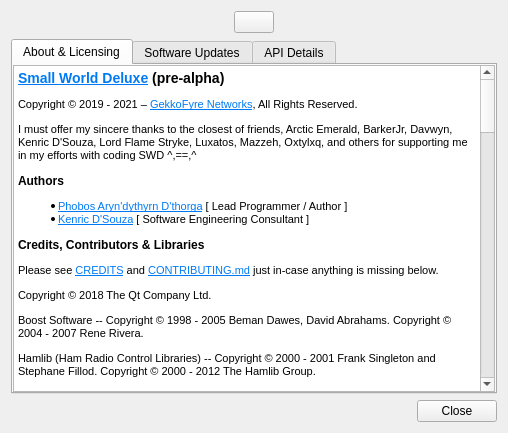
The window that src/ui/aboutdialog.ui (GekkoFyre/small-world-deluxe) describes before a commit, drawn with Qt 5.
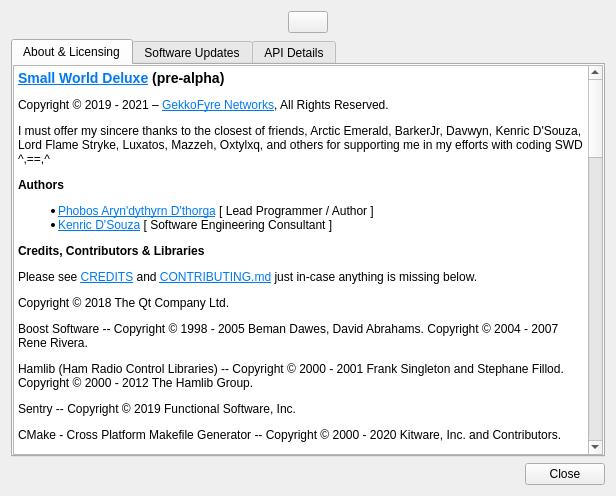
The same window after the commit.

Commit message: * Added Sonnet from the team over at KDE Project as a replacement for QtSpell, along with any fixes in the C++ code-base for Small World Deluxe to make this happen.

What changed in the file:
```diff
--- a/src/ui/aboutdialog.ui
+++ b/src/ui/aboutdialog.ui
@@ -6,8 +6,8 @@
    <rect>
     <x>0</x>
     <y>0</y>
-    <width>508</width>
-    <height>433</height>
+    <width>616</width>
+    <height>496</height>
    </rect>
   </property>
   <property name="sizePolicy">
@@ -163,65 +163,64 @@
                </property>
                <property name="html">
                 <string>&lt;!DOCTYPE HTML PUBLIC &quot;-//W3C//DTD HTML 4.0//EN&quot; &quot;http://www.w3.org/TR/REC-html40/strict.dtd&quot;&gt;
-&lt;html&gt;&lt;head&gt;&lt;meta name=&quot;qrichtext&quot; content=&quot;1&quot; /&gt;&lt;title&gt;About&lt;/title&gt;&lt;style type=&quot;text/css&quot;&gt;
+&lt;html&gt;&lt;head&gt;&lt;meta name=&quot;qrichtext&quot; content=&quot;1&quot; /&gt;&lt;meta charset=&quot;utf-8&quot; /&gt;&lt;title&gt;About&lt;/title&gt;&lt;style type=&quot;text/css&quot;&gt;
 p, li { white-space: pre-wrap; }
-&lt;/style&gt;&lt;/head&gt;&lt;body style=&quot; font-family:'MS Shell Dlg 2'; font-size:7.875pt; font-weight:400; font-style:normal;&quot;&gt;
-&lt;h3 style=&quot; margin-top:14px; margin-bottom:12px; margin-left:0px; margin-right:0px; -qt-block-indent:0; text-indent:0px;&quot;&gt;&lt;a name=&quot;small-world-deluxe-pre-alpha&quot;&gt;&lt;/a&gt;&lt;a href=&quot;https://git.gekkofyre.io/amateur-radio/small-world-deluxe/&quot;&gt;&lt;span style=&quot; font-size:8pt; font-weight:600; text-decoration: underline; color:#007af4;&quot;&gt;S&lt;/span&gt;&lt;/a&gt;&lt;span style=&quot; font-size:8pt; font-weight:600; text-decoration: underline; color:#007af4;&quot;&gt;mall World Deluxe&lt;/span&gt;&lt;span style=&quot; font-size:8pt; font-weight:600;&quot;&gt; (pre-alpha)&lt;/span&gt;&lt;/h3&gt;
-&lt;p style=&quot; margin-top:12px; margin-bottom:12px; margin-left:0px; margin-right:0px; -qt-block-indent:0; text-indent:0px;&quot;&gt;&lt;span style=&quot; font-size:8pt;&quot;&gt;Copyright © 2019 - 2021 – &lt;/span&gt;&lt;a href=&quot;https://gekkofyre.io/&quot;&gt;&lt;span style=&quot; font-size:8pt; text-decoration: underline; color:#007af4;&quot;&gt;GekkoFyre Networks&lt;/span&gt;&lt;/a&gt;&lt;span style=&quot; font-size:8pt;&quot;&gt;, All Rights Reserved.&lt;/span&gt;&lt;/p&gt;
-&lt;p style=&quot; margin-top:12px; margin-bottom:12px; margin-left:0px; margin-right:0px; -qt-block-indent:0; text-indent:0px;&quot;&gt;&lt;span style=&quot; font-size:8pt;&quot;&gt;I must offer my sincere thanks to the closest of friends, Arctic Emerald, BarkerJr, Davwyn, Kenric D'Souza, Lord Flame Stryke, Luxatos, Mazzeh, Oxtylxq, and others for supporting me in my efforts with coding SWD ^,==,^&lt;/span&gt;&lt;/p&gt;
-&lt;h4 style=&quot; margin-top:12px; margin-bottom:12px; margin-left:0px; margin-right:0px; -qt-block-indent:0; text-indent:0px;&quot;&gt;&lt;a name=&quot;authors&quot;&gt;&lt;/a&gt;&lt;span style=&quot; font-size:8pt; font-weight:600;&quot;&gt;A&lt;/span&gt;&lt;span style=&quot; font-size:8pt; font-weight:600;&quot;&gt;uthors&lt;/span&gt;&lt;/h4&gt;
-&lt;ul style=&quot;margin-top: 0px; margin-bottom: 0px; margin-left: 0px; margin-right: 0px; -qt-list-indent: 1;&quot;&gt;&lt;li style=&quot; font-size:8pt;&quot; style=&quot; margin-top:12px; margin-bottom:0px; margin-left:0px; margin-right:0px; -qt-block-indent:0; text-indent:0px;&quot;&gt;&lt;a href=&quot;https://code.gekkofyre.io/phobos-dthorga&quot;&gt;&lt;span style=&quot; text-decoration: underline; color:#007af4;&quot;&gt;Phobos Aryn'dythyrn D'thorga&lt;/span&gt;&lt;/a&gt; [ Lead Programmer / Author ]&lt;/li&gt;
-&lt;li style=&quot; font-size:8pt;&quot; style=&quot; margin-top:0px; margin-bottom:12px; margin-left:0px; margin-right:0px; -qt-block-indent:0; text-indent:0px;&quot;&gt;&lt;a href=&quot;https://code.gekkofyre.io/azurebyte&quot;&gt;&lt;span style=&quot; text-decoration: underline; color:#007af4;&quot;&gt;Kenric D'Souza&lt;/span&gt;&lt;/a&gt; [ Software Engineering Consultant ] &lt;/li&gt;&lt;/ul&gt;
-&lt;h4 style=&quot; margin-top:12px; margin-bottom:12px; margin-left:0px; margin-right:0px; -qt-block-indent:0; text-indent:0px;&quot;&gt;&lt;a name=&quot;credits-contributors--libraries&quot;&gt;&lt;/a&gt;&lt;span style=&quot; font-size:8pt; font-weight:600;&quot;&gt;C&lt;/span&gt;&lt;span style=&quot; font-size:8pt; font-weight:600;&quot;&gt;redits, Contributors &amp;amp; Libraries&lt;/span&gt;&lt;/h4&gt;
-&lt;p style=&quot; margin-top:12px; margin-bottom:12px; margin-left:0px; margin-right:0px; -qt-block-indent:0; text-indent:0px;&quot;&gt;&lt;span style=&quot; font-size:8pt;&quot;&gt;Please see &lt;/span&gt;&lt;a href=&quot;https://code.gekkofyre.io/amateur-radio/small-world-deluxe/-/blob/develop/CREDITS&quot;&gt;&lt;span style=&quot; font-size:8pt; text-decoration: underline; color:#007af4;&quot;&gt;CREDITS&lt;/span&gt;&lt;/a&gt;&lt;span style=&quot; font-size:8pt;&quot;&gt; and &lt;/span&gt;&lt;a href=&quot;https://code.gekkofyre.io/amateur-radio/small-world-deluxe/-/blob/develop/CONTRIBUTING.md&quot;&gt;&lt;span style=&quot; font-size:8pt; text-decoration: underline; color:#007af4;&quot;&gt;CONTRIBUTING.md&lt;/span&gt;&lt;/a&gt;&lt;span style=&quot; font-size:8pt;&quot;&gt; just in-case anything is missing below.&lt;/span&gt;&lt;/p&gt;
-&lt;p style=&quot; margin-top:12px; margin-bottom:12px; margin-left:0px; margin-right:0px; -qt-block-indent:0; text-indent:0px;&quot;&gt;&lt;span style=&quot; font-family:'Courier New'; font-size:8pt;&quot;&gt;Copyright © 2018 The Qt Company Ltd.&lt;/span&gt;&lt;/p&gt;
-&lt;p style=&quot; margin-top:12px; margin-bottom:12px; margin-left:0px; margin-right:0px; -qt-block-indent:0; text-indent:0px;&quot;&gt;&lt;span style=&quot; font-family:'Courier New'; font-size:8pt;&quot;&gt;Boost Software -- Copyright © 1998 - 2005 Beman Dawes, David Abrahams. Copyright © 2004 - 2007 Rene Rivera.&lt;/span&gt;&lt;/p&gt;
-&lt;p style=&quot; margin-top:12px; margin-bottom:12px; margin-left:0px; margin-right:0px; -qt-block-indent:0; text-indent:0px;&quot;&gt;&lt;span style=&quot; font-family:'Courier New'; font-size:8pt;&quot;&gt;Hamlib (Ham Radio Control Libraries) -- Copyright © 2000 - 2001 Frank Singleton and Stephane Fillod. Copyright © 2000 - 2012 The Hamlib Group.&lt;/span&gt;&lt;/p&gt;
-&lt;p style=&quot; margin-top:12px; margin-bottom:12px; margin-left:0px; margin-right:0px; -qt-block-indent:0; text-indent:0px;&quot;&gt;&lt;span style=&quot; font-family:'Courier New'; font-size:8pt;&quot;&gt;Sentry -- Copyright © 2019 Functional Software, Inc.&lt;/span&gt;&lt;/p&gt;
-&lt;p style=&quot; margin-top:12px; margin-bottom:12px; margin-left:0px; margin-right:0px; -qt-block-indent:0; text-indent:0px;&quot;&gt;&lt;span style=&quot; font-family:'Courier New'; font-size:8pt;&quot;&gt;CMake - Cross Platform Makefile Generator -- Copyright © 2000 - 2020 Kitware, Inc. and Contributors.&lt;/span&gt;&lt;/p&gt;
-&lt;p style=&quot; margin-top:12px; margin-bottom:12px; margin-left:0px; margin-right:0px; -qt-block-indent:0; text-indent:0px;&quot;&gt;&lt;span style=&quot; font-family:'Courier New'; font-size:8pt;&quot;&gt;QXmpp - Copyright © 2008 - 2020 The QXmpp Developers.&lt;/span&gt;&lt;/p&gt;
-&lt;p style=&quot; margin-top:12px; margin-bottom:12px; margin-left:0px; margin-right:0px; -qt-block-indent:0; text-indent:0px;&quot;&gt;&lt;span style=&quot; font-family:'Courier New'; font-size:8pt;&quot;&gt;FFmpeg - Copyright © 2021 Michael Niedermayer and Marton Balint et al.&lt;/span&gt;&lt;/p&gt;
-&lt;p style=&quot; margin-top:12px; margin-bottom:12px; margin-left:0px; margin-right:0px; -qt-block-indent:0; text-indent:0px;&quot;&gt;&lt;span style=&quot; font-family:'Courier New'; font-size:8pt;&quot;&gt;TagLib - Copyright © 2021 Scott Wheeler.&lt;/span&gt;&lt;/p&gt;
-&lt;p style=&quot; margin-top:12px; margin-bottom:12px; margin-left:0px; margin-right:0px; -qt-block-indent:0; text-indent:0px;&quot;&gt;&lt;span style=&quot; font-family:'Courier New'; font-size:8pt;&quot;&gt;SingleApplication -- Copyright © 2015 - 2020 Itay Grudev.&lt;/span&gt;&lt;/p&gt;
-&lt;p style=&quot; margin-top:12px; margin-bottom:12px; margin-left:0px; margin-right:0px; -qt-block-indent:0; text-indent:0px;&quot;&gt;&lt;span style=&quot; font-family:'Courier New'; font-size:8pt;&quot;&gt;KissFFT -- Copyright © 2003 - 2010 Mark Borgerding . All rights reserved.&lt;/span&gt;&lt;/p&gt;
-&lt;p style=&quot; margin-top:12px; margin-bottom:12px; margin-left:0px; margin-right:0px; -qt-block-indent:0; text-indent:0px;&quot;&gt;&lt;span style=&quot; font-family:'Courier New'; font-size:8pt;&quot;&gt;Enchant -- Copyright © 1998 - 2020 AbiSource Community. All rights reserved.&lt;/span&gt;&lt;/p&gt;
-&lt;p style=&quot; margin-top:12px; margin-bottom:12px; margin-left:0px; margin-right:0px; -qt-block-indent:0; text-indent:0px;&quot;&gt;&lt;span style=&quot; font-family:'Courier New'; font-size:8pt;&quot;&gt;QwtWaterfallplot -- Copyright © 2019 Amine Mzoughi.&lt;/span&gt;&lt;/p&gt;
+&lt;/style&gt;&lt;/head&gt;&lt;body style=&quot; font-family:'Segoe UI'; font-size:9pt; font-weight:400; font-style:normal;&quot;&gt;
+&lt;h3 style=&quot; margin-top:14px; margin-bottom:12px; margin-left:0px; margin-right:0px; -qt-block-indent:0; text-indent:0px;&quot;&gt;&lt;a name=&quot;small-world-deluxe-pre-alpha&quot;&gt;&lt;/a&gt;&lt;a href=&quot;https://git.gekkofyre.io/amateur-radio/small-world-deluxe/&quot;&gt;&lt;span style=&quot; font-size:large; font-weight:700; text-decoration: underline; color:#007af4;&quot;&gt;S&lt;/span&gt;&lt;/a&gt;&lt;span style=&quot; font-size:large; font-weight:700; text-decoration: underline; color:#007af4;&quot;&gt;mall World Deluxe&lt;/span&gt;&lt;span style=&quot; font-size:large; font-weight:700;&quot;&gt; (pre-alpha)&lt;/span&gt;&lt;/h3&gt;
+&lt;p style=&quot; margin-top:12px; margin-bottom:12px; margin-left:0px; margin-right:0px; -qt-block-indent:0; text-indent:0px;&quot;&gt;Copyright © 2019 - 2021 – &lt;a href=&quot;https://gekkofyre.io/&quot;&gt;&lt;span style=&quot; text-decoration: underline; color:#007af4;&quot;&gt;GekkoFyre Networks&lt;/span&gt;&lt;/a&gt;, All Rights Reserved.&lt;/p&gt;
+&lt;p style=&quot; margin-top:12px; margin-bottom:12px; margin-left:0px; margin-right:0px; -qt-block-indent:0; text-indent:0px;&quot;&gt;I must offer my sincere thanks to the closest of friends, Arctic Emerald, BarkerJr, Davwyn, Kenric D'Souza, Lord Flame Stryke, Luxatos, Mazzeh, Oxtylxq, and others for supporting me in my efforts with coding SWD ^,==,^&lt;/p&gt;
+&lt;h4 style=&quot; margin-top:12px; margin-bottom:12px; margin-left:0px; margin-right:0px; -qt-block-indent:0; text-indent:0px;&quot;&gt;&lt;a name=&quot;authors&quot;&gt;&lt;/a&gt;&lt;span style=&quot; font-size:medium; font-weight:700;&quot;&gt;A&lt;/span&gt;&lt;span style=&quot; font-size:medium; font-weight:700;&quot;&gt;uthors&lt;/span&gt;&lt;/h4&gt;
+&lt;ul style=&quot;margin-top: 0px; margin-bottom: 0px; margin-left: 0px; margin-right: 0px; -qt-list-indent: 1;&quot;&gt;&lt;li style=&quot; margin-top:12px; margin-bottom:0px; margin-left:0px; margin-right:0px; -qt-block-indent:0; text-indent:0px;&quot;&gt;&lt;a href=&quot;https://code.gekkofyre.io/phobos-dthorga&quot;&gt;&lt;span style=&quot; text-decoration: underline; color:#007af4;&quot;&gt;Phobos Aryn'dythyrn D'thorga&lt;/span&gt;&lt;/a&gt; [ Lead Programmer / Author ]&lt;/li&gt;
+&lt;li style=&quot; margin-top:0px; margin-bottom:12px; margin-left:0px; margin-right:0px; -qt-block-indent:0; text-indent:0px;&quot;&gt;&lt;a href=&quot;https://code.gekkofyre.io/azurebyte&quot;&gt;&lt;span style=&quot; text-decoration: underline; color:#007af4;&quot;&gt;Kenric D'Souza&lt;/span&gt;&lt;/a&gt; [ Software Engineering Consultant ] &lt;/li&gt;&lt;/ul&gt;
+&lt;h4 style=&quot; margin-top:12px; margin-bottom:12px; margin-left:0px; margin-right:0px; -qt-block-indent:0; text-indent:0px;&quot;&gt;&lt;a name=&quot;credits-contributors--libraries&quot;&gt;&lt;/a&gt;&lt;span style=&quot; font-size:medium; font-weight:700;&quot;&gt;C&lt;/span&gt;&lt;span style=&quot; font-size:medium; font-weight:700;&quot;&gt;redits, Contributors &amp;amp; Libraries&lt;/span&gt;&lt;/h4&gt;
+&lt;p style=&quot; margin-top:12px; margin-bottom:12px; margin-left:0px; margin-right:0px; -qt-block-indent:0; text-indent:0px;&quot;&gt;Please see &lt;a href=&quot;https://code.gekkofyre.io/amateur-radio/small-world-deluxe/-/blob/develop/CREDITS&quot;&gt;&lt;span style=&quot; text-decoration: underline; color:#007af4;&quot;&gt;CREDITS&lt;/span&gt;&lt;/a&gt; and &lt;a href=&quot;https://code.gekkofyre.io/amateur-radio/small-world-deluxe/-/blob/develop/CONTRIBUTING.md&quot;&gt;&lt;span style=&quot; text-decoration: underline; color:#007af4;&quot;&gt;CONTRIBUTING.md&lt;/span&gt;&lt;/a&gt; just in-case anything is missing below.&lt;/p&gt;
+&lt;p style=&quot; margin-top:12px; margin-bottom:12px; margin-left:0px; margin-right:0px; -qt-block-indent:0; text-indent:0px;&quot;&gt;&lt;span style=&quot; font-family:'Courier New';&quot;&gt;Copyright © 2018 The Qt Company Ltd.&lt;/span&gt;&lt;/p&gt;
+&lt;p style=&quot; margin-top:12px; margin-bottom:12px; margin-left:0px; margin-right:0px; -qt-block-indent:0; text-indent:0px;&quot;&gt;&lt;span style=&quot; font-family:'Courier New';&quot;&gt;Boost Software -- Copyright © 1998 - 2005 Beman Dawes, David Abrahams. Copyright © 2004 - 2007 Rene Rivera.&lt;/span&gt;&lt;/p&gt;
+&lt;p style=&quot; margin-top:12px; margin-bottom:12px; margin-left:0px; margin-right:0px; -qt-block-indent:0; text-indent:0px;&quot;&gt;&lt;span style=&quot; font-family:'Courier New';&quot;&gt;Hamlib (Ham Radio Control Libraries) -- Copyright © 2000 - 2001 Frank Singleton and Stephane Fillod. Copyright © 2000 - 2012 The Hamlib Group.&lt;/span&gt;&lt;/p&gt;
+&lt;p style=&quot; margin-top:12px; margin-bottom:12px; margin-left:0px; margin-right:0px; -qt-block-indent:0; text-indent:0px;&quot;&gt;&lt;span style=&quot; font-family:'Courier New';&quot;&gt;Sentry -- Copyright © 2019 Functional Software, Inc.&lt;/span&gt;&lt;/p&gt;
+&lt;p style=&quot; margin-top:12px; margin-bottom:12px; margin-left:0px; margin-right:0px; -qt-block-indent:0; text-indent:0px;&quot;&gt;&lt;span style=&quot; font-family:'Courier New';&quot;&gt;CMake - Cross Platform Makefile Generator -- Copyright © 2000 - 2020 Kitware, Inc. and Contributors.&lt;/span&gt;&lt;/p&gt;
+&lt;p style=&quot; margin-top:12px; margin-bottom:12px; margin-left:0px; margin-right:0px; -qt-block-indent:0; text-indent:0px;&quot;&gt;&lt;span style=&quot; font-family:'Courier New';&quot;&gt;QXmpp - Copyright © 2008 - 2020 The QXmpp Developers.&lt;/span&gt;&lt;/p&gt;
+&lt;p style=&quot; margin-top:12px; margin-bottom:12px; margin-left:0px; margin-right:0px; -qt-block-indent:0; text-indent:0px;&quot;&gt;&lt;span style=&quot; font-family:'Courier New';&quot;&gt;FFmpeg - Copyright © 2021 Michael Niedermayer and Marton Balint et al.&lt;/span&gt;&lt;/p&gt;
+&lt;p style=&quot; margin-top:12px; margin-bottom:12px; margin-left:0px; margin-right:0px; -qt-block-indent:0; text-indent:0px;&quot;&gt;&lt;span style=&quot; font-family:'Courier New';&quot;&gt;TagLib - Copyright © 2021 Scott Wheeler.&lt;/span&gt;&lt;/p&gt;
+&lt;p style=&quot; margin-top:12px; margin-bottom:12px; margin-left:0px; margin-right:0px; -qt-block-indent:0; text-indent:0px;&quot;&gt;&lt;span style=&quot; font-family:'Courier New';&quot;&gt;SingleApplication -- Copyright © 2015 - 2020 Itay Grudev.&lt;/span&gt;&lt;/p&gt;
+&lt;p style=&quot; margin-top:12px; margin-bottom:12px; margin-left:0px; margin-right:0px; -qt-block-indent:0; text-indent:0px;&quot;&gt;&lt;span style=&quot; font-family:'Courier New';&quot;&gt;KissFFT -- Copyright © 2003 - 2010 Mark Borgerding . All rights reserved.&lt;/span&gt;&lt;/p&gt;
+&lt;p style=&quot; margin-top:12px; margin-bottom:12px; margin-left:0px; margin-right:0px; -qt-block-indent:0; text-indent:0px;&quot;&gt;&lt;span style=&quot; font-family:'Courier New';&quot;&gt;QwtWaterfallplot -- Copyright © 2019 Amine Mzoughi.&lt;/span&gt;&lt;/p&gt;
 &lt;hr /&gt;
-&lt;p style=&quot; margin-top:12px; margin-bottom:0px; margin-left:0px; margin-right:0px; -qt-block-indent:0; text-indent:0px;&quot;&gt;&lt;span style=&quot; font-family:'Courier New'; font-size:8pt;&quot;&gt;Opus&lt;/span&gt;&lt;/p&gt;
-&lt;p style=&quot; margin-top:0px; margin-bottom:0px; margin-left:0px; margin-right:0px; -qt-block-indent:0; text-indent:0px;&quot;&gt;&lt;span style=&quot; font-family:'Courier New'; font-size:8pt;&quot;&gt;----------------------------------&lt;/span&gt;&lt;/p&gt;
-&lt;p style=&quot; margin-top:0px; margin-bottom:0px; margin-left:0px; margin-right:0px; -qt-block-indent:0; text-indent:0px;&quot;&gt;&lt;span style=&quot; font-family:'Courier New'; font-size:8pt;&quot;&gt;Copyright © 2001 - 2011 Xiph.Org, Skype Limited, Octasic, Jean-Marc Valin, Timothy B. Terriberry, CSIRO, Gregory Maxwell, Mark Borgerding, Erik de Castro Lopo.&lt;/span&gt;&lt;/p&gt;
-&lt;p style=&quot;-qt-paragraph-type:empty; margin-top:0px; margin-bottom:12px; margin-left:0px; margin-right:0px; -qt-block-indent:0; text-indent:0px; font-family:'Courier New'; font-size:8pt;&quot;&gt;&lt;br /&gt;&lt;/p&gt;
-&lt;p style=&quot; margin-top:12px; margin-bottom:0px; margin-left:0px; margin-right:0px; -qt-block-indent:0; text-indent:0px;&quot;&gt;&lt;span style=&quot; font-family:'Courier New'; font-size:8pt;&quot;&gt;libopusenc&lt;/span&gt;&lt;/p&gt;
-&lt;p style=&quot; margin-top:0px; margin-bottom:0px; margin-left:0px; margin-right:0px; -qt-block-indent:0; text-indent:0px;&quot;&gt;&lt;span style=&quot; font-family:'Courier New'; font-size:8pt;&quot;&gt;----------------------------------&lt;/span&gt;&lt;/p&gt;
-&lt;p style=&quot; margin-top:0px; margin-bottom:0px; margin-left:0px; margin-right:0px; -qt-block-indent:0; text-indent:0px;&quot;&gt;&lt;span style=&quot; font-family:'Courier New'; font-size:8pt;&quot;&gt;Copyright © 1994 - 2013 Xiph.Org Foundation and contributors.&lt;/span&gt;&lt;/p&gt;
-&lt;p style=&quot; margin-top:0px; margin-bottom:0px; margin-left:0px; margin-right:0px; -qt-block-indent:0; text-indent:0px;&quot;&gt;&lt;span style=&quot; font-family:'Courier New'; font-size:8pt;&quot;&gt;Copyright © 2017 Jean-Marc Valin.&lt;/span&gt;&lt;/p&gt;
-&lt;p style=&quot;-qt-paragraph-type:empty; margin-top:0px; margin-bottom:12px; margin-left:0px; margin-right:0px; -qt-block-indent:0; text-indent:0px; font-family:'Courier New'; font-size:8pt;&quot;&gt;&lt;br /&gt;&lt;/p&gt;
-&lt;p style=&quot; margin-top:12px; margin-bottom:12px; margin-left:40px; margin-right:40px; -qt-block-indent:0; text-indent:0px;&quot;&gt;&lt;span style=&quot; font-size:8pt;&quot;&gt;Redistribution and use in source and binary forms, with or without modification, are permitted provided that the following conditions are met:&lt;/span&gt;&lt;/p&gt;
-&lt;ul style=&quot;margin-top: 0px; margin-bottom: 0px; margin-left: 0px; margin-right: 0px; -qt-list-indent: 1;&quot;&gt;&lt;li style=&quot; font-size:8pt;&quot; style=&quot; margin-top:12px; margin-bottom:0px; margin-left:40px; margin-right:40px; -qt-block-indent:0; text-indent:0px;&quot;&gt;Redistributions of source code must retain the above copyright notice, this list of conditions and the following disclaimer.&lt;/li&gt;
-&lt;li style=&quot; font-size:8pt;&quot; style=&quot; margin-top:0px; margin-bottom:0px; margin-left:40px; margin-right:40px; -qt-block-indent:0; text-indent:0px;&quot;&gt;Redistributions in binary form must reproduce the above copyright notice, this list of conditions and the following disclaimer in the documentation and/or other materials provided with the distribution.&lt;/li&gt;
-&lt;li style=&quot; font-size:8pt;&quot; style=&quot; margin-top:0px; margin-bottom:12px; margin-left:40px; margin-right:40px; -qt-block-indent:0; text-indent:0px;&quot;&gt;Neither the name of Internet Society, IETF or IETF Trust, nor the names of specific contributors, may be used to endorse or promote products derived from this software without specific prior written permission. &lt;/li&gt;&lt;/ul&gt;
-&lt;p style=&quot; margin-top:12px; margin-bottom:12px; margin-left:40px; margin-right:40px; -qt-block-indent:0; text-indent:0px;&quot;&gt;&lt;span style=&quot; font-family:'Courier New'; font-size:8pt;&quot;&gt;THIS SOFTWARE IS PROVIDED BY THE COPYRIGHT HOLDERS AND CONTRIBUTORS ``AS IS'' AND ANY EXPRESS OR IMPLIED WARRANTIES, INCLUDING, BUT NOT LIMITED TO, THE IMPLIED WARRANTIES OF MERCHANTABILITY AND FITNESS FOR A PARTICULAR PURPOSE ARE DISCLAIMED. IN NO EVENT SHALL THE COPYRIGHT OWNER OR CONTRIBUTORS BE LIABLE FOR ANY DIRECT, INDIRECT, INCIDENTAL, SPECIAL, EXEMPLARY, OR CONSEQUENTIAL DAMAGES (INCLUDING, BUT NOT LIMITED TO, PROCUREMENT OF SUBSTITUTE GOODS OR SERVICES; LOSS OF USE, DATA, OR PROFITS; OR BUSINESS INTERRUPTION) HOWEVER CAUSED AND ON ANY THEORY OF LIABILITY, WHETHER IN CONTRACT, STRICT LIABILITY, OR TORT (INCLUDING NEGLIGENCE OR OTHERWISE) ARISING IN ANY WAY OUT OF THE USE OF THIS SOFTWARE, EVEN IF ADVISED OF THE POSSIBILITY OF SUCH DAMAGE.&lt;/span&gt;&lt;/p&gt;
-&lt;p style=&quot; margin-top:12px; margin-bottom:12px; margin-left:40px; margin-right:40px; -qt-block-indent:0; text-indent:0px;&quot;&gt;&lt;span style=&quot; font-size:8pt;&quot;&gt;Opus is subject to the royalty-free patent licenses which are specified at:&lt;/span&gt;&lt;/p&gt;
-&lt;p style=&quot; margin-top:12px; margin-bottom:12px; margin-left:40px; margin-right:40px; -qt-block-indent:0; text-indent:0px;&quot;&gt;&lt;span style=&quot; font-size:8pt;&quot;&gt;Xiph.Org Foundation: &lt;/span&gt;&lt;a href=&quot;https://datatracker.ietf.org/ipr/1524/&quot;&gt;&lt;span style=&quot; font-size:8pt; text-decoration: underline; color:#007af4;&quot;&gt;https://datatracker.ietf.org/ipr/1524/&lt;/span&gt;&lt;/a&gt;&lt;/p&gt;
-&lt;p style=&quot; margin-top:12px; margin-bottom:12px; margin-left:40px; margin-right:40px; -qt-block-indent:0; text-indent:0px;&quot;&gt;&lt;span style=&quot; font-size:8pt;&quot;&gt;Microsoft Corporation: &lt;/span&gt;&lt;a href=&quot;https://datatracker.ietf.org/ipr/1914/&quot;&gt;&lt;span style=&quot; font-size:8pt; text-decoration: underline; color:#007af4;&quot;&gt;https://datatracker.ietf.org/ipr/1914/&lt;/span&gt;&lt;/a&gt;&lt;/p&gt;
-&lt;p style=&quot; margin-top:12px; margin-bottom:12px; margin-left:40px; margin-right:40px; -qt-block-indent:0; text-indent:0px;&quot;&gt;&lt;span style=&quot; font-size:8pt;&quot;&gt;Broadcom Corporation: &lt;/span&gt;&lt;a href=&quot;https://datatracker.ietf.org/ipr/1526/&quot;&gt;&lt;span style=&quot; font-size:8pt; text-decoration: underline; color:#007af4;&quot;&gt;https://datatracker.ietf.org/ipr/1526/&lt;/span&gt;&lt;/a&gt;&lt;/p&gt;
+&lt;p style=&quot; margin-top:12px; margin-bottom:0px; margin-left:0px; margin-right:0px; -qt-block-indent:0; text-indent:0px;&quot;&gt;&lt;span style=&quot; font-family:'Courier New';&quot;&gt;Opus&lt;/span&gt;&lt;/p&gt;
+&lt;p style=&quot; margin-top:0px; margin-bottom:0px; margin-left:0px; margin-right:0px; -qt-block-indent:0; text-indent:0px;&quot;&gt;&lt;span style=&quot; font-family:'Courier New';&quot;&gt;----------------------------------&lt;/span&gt;&lt;/p&gt;
+&lt;p style=&quot; margin-top:0px; margin-bottom:0px; margin-left:0px; margin-right:0px; -qt-block-indent:0; text-indent:0px;&quot;&gt;&lt;span style=&quot; font-family:'Courier New';&quot;&gt;Copyright © 2001 - 2011 Xiph.Org, Skype Limited, Octasic, Jean-Marc Valin, Timothy B. Terriberry, CSIRO, Gregory Maxwell, Mark Borgerding, Erik de Castro Lopo.&lt;/span&gt;&lt;/p&gt;
+&lt;p style=&quot;-qt-paragraph-type:empty; margin-top:0px; margin-bottom:12px; margin-left:0px; margin-right:0px; -qt-block-indent:0; text-indent:0px; font-family:'Courier New';&quot;&gt;&lt;br /&gt;&lt;/p&gt;
+&lt;p style=&quot; margin-top:12px; margin-bottom:0px; margin-left:0px; margin-right:0px; -qt-block-indent:0; text-indent:0px;&quot;&gt;&lt;span style=&quot; font-family:'Courier New';&quot;&gt;libopusenc&lt;/span&gt;&lt;/p&gt;
+&lt;p style=&quot; margin-top:0px; margin-bottom:0px; margin-left:0px; margin-right:0px; -qt-block-indent:0; text-indent:0px;&quot;&gt;&lt;span style=&quot; font-family:'Courier New';&quot;&gt;----------------------------------&lt;/span&gt;&lt;/p&gt;
+&lt;p style=&quot; margin-top:0px; margin-bottom:0px; margin-left:0px; margin-right:0px; -qt-block-indent:0; text-indent:0px;&quot;&gt;&lt;span style=&quot; font-family:'Courier New';&quot;&gt;Copyright © 1994 - 2013 Xiph.Org Foundation and contributors.&lt;/span&gt;&lt;/p&gt;
+&lt;p style=&quot; margin-top:0px; margin-bottom:0px; margin-left:0px; margin-right:0px; -qt-block-indent:0; text-indent:0px;&quot;&gt;&lt;span style=&quot; font-family:'Courier New';&quot;&gt;Copyright © 2017 Jean-Marc Valin.&lt;/span&gt;&lt;/p&gt;
+&lt;p style=&quot;-qt-paragraph-type:empty; margin-top:0px; margin-bottom:12px; margin-left:0px; margin-right:0px; -qt-block-indent:0; text-indent:0px; font-family:'Courier New';&quot;&gt;&lt;br /&gt;&lt;/p&gt;
+&lt;p style=&quot; margin-top:12px; margin-bottom:12px; margin-left:40px; margin-right:40px; -qt-block-indent:0; text-indent:0px;&quot;&gt;Redistribution and use in source and binary forms, with or without modification, are permitted provided that the following conditions are met:&lt;/p&gt;
+&lt;ul style=&quot;margin-top: 0px; margin-bottom: 0px; margin-left: 0px; margin-right: 0px; -qt-list-indent: 1;&quot;&gt;&lt;li style=&quot; margin-top:12px; margin-bottom:0px; margin-left:40px; margin-right:40px; -qt-block-indent:0; text-indent:0px;&quot;&gt;Redistributions of source code must retain the above copyright notice, this list of conditions and the following disclaimer.&lt;/li&gt;
+&lt;li style=&quot; margin-top:0px; margin-bottom:0px; margin-left:40px; margin-right:40px; -qt-block-indent:0; text-indent:0px;&quot;&gt;Redistributions in binary form must reproduce the above copyright notice, this list of conditions and the following disclaimer in the documentation and/or other materials provided with the distribution.&lt;/li&gt;
+&lt;li style=&quot; margin-top:0px; margin-bottom:12px; margin-left:40px; margin-right:40px; -qt-block-indent:0; text-indent:0px;&quot;&gt;Neither the name of Internet Society, IETF or IETF Trust, nor the names of specific contributors, may be used to endorse or promote products derived from this software without specific prior written permission. &lt;/li&gt;&lt;/ul&gt;
+&lt;p style=&quot; margin-top:12px; margin-bottom:12px; margin-left:40px; margin-right:40px; -qt-block-indent:0; text-indent:0px;&quot;&gt;&lt;span style=&quot; font-family:'Courier New';&quot;&gt;THIS SOFTWARE IS PROVIDED BY THE COPYRIGHT HOLDERS AND CONTRIBUTORS ``AS IS'' AND ANY EXPRESS OR IMPLIED WARRANTIES, INCLUDING, BUT NOT LIMITED TO, THE IMPLIED WARRANTIES OF MERCHANTABILITY AND FITNESS FOR A PARTICULAR PURPOSE ARE DISCLAIMED. IN NO EVENT SHALL THE COPYRIGHT OWNER OR CONTRIBUTORS BE LIABLE FOR ANY DIRECT, INDIRECT, INCIDENTAL, SPECIAL, EXEMPLARY, OR CONSEQUENTIAL DAMAGES (INCLUDING, BUT NOT LIMITED TO, PROCUREMENT OF SUBSTITUTE GOODS OR SERVICES; LOSS OF USE, DATA, OR PROFITS; OR BUSINESS INTERRUPTION) HOWEVER CAUSED AND ON ANY THEORY OF LIABILITY, WHETHER IN CONTRACT, STRICT LIABILITY, OR TORT (INCLUDING NEGLIGENCE OR OTHERWISE) ARISING IN ANY WAY OUT OF THE USE OF THIS SOFTWARE, EVEN IF ADVISED OF THE POSSIBILITY OF SUCH DAMAGE.&lt;/span&gt;&lt;/p&gt;
+&lt;p style=&quot; margin-top:12px; margin-bottom:12px; margin-left:40px; margin-right:40px; -qt-block-indent:0; text-indent:0px;&quot;&gt;Opus is subject to the royalty-free patent licenses which are specified at:&lt;/p&gt;
+&lt;p style=&quot; margin-top:12px; margin-bottom:12px; margin-left:40px; margin-right:40px; -qt-block-indent:0; text-indent:0px;&quot;&gt;Xiph.Org Foundation: &lt;a href=&quot;https://datatracker.ietf.org/ipr/1524/&quot;&gt;&lt;span style=&quot; text-decoration: underline; color:#007af4;&quot;&gt;https://datatracker.ietf.org/ipr/1524/&lt;/span&gt;&lt;/a&gt;&lt;/p&gt;
+&lt;p style=&quot; margin-top:12px; margin-bottom:12px; margin-left:40px; margin-right:40px; -qt-block-indent:0; text-indent:0px;&quot;&gt;Microsoft Corporation: &lt;a href=&quot;https://datatracker.ietf.org/ipr/1914/&quot;&gt;&lt;span style=&quot; text-decoration: underline; color:#007af4;&quot;&gt;https://datatracker.ietf.org/ipr/1914/&lt;/span&gt;&lt;/a&gt;&lt;/p&gt;
+&lt;p style=&quot; margin-top:12px; margin-bottom:12px; margin-left:40px; margin-right:40px; -qt-block-indent:0; text-indent:0px;&quot;&gt;Broadcom Corporation: &lt;a href=&quot;https://datatracker.ietf.org/ipr/1526/&quot;&gt;&lt;span style=&quot; text-decoration: underline; color:#007af4;&quot;&gt;https://datatracker.ietf.org/ipr/1526/&lt;/span&gt;&lt;/a&gt;&lt;/p&gt;
 &lt;hr /&gt;
-&lt;p style=&quot; margin-top:12px; margin-bottom:0px; margin-left:0px; margin-right:0px; -qt-block-indent:0; text-indent:0px;&quot;&gt;&lt;span style=&quot; font-family:'Courier New'; font-size:8pt;&quot;&gt;OpenAL Soft&lt;/span&gt;&lt;/p&gt;
-&lt;p style=&quot; margin-top:0px; margin-bottom:0px; margin-left:0px; margin-right:0px; -qt-block-indent:0; text-indent:0px;&quot;&gt;&lt;span style=&quot; font-family:'Courier New'; font-size:8pt;&quot;&gt;----------------------------------&lt;/span&gt;&lt;/p&gt;
-&lt;p style=&quot; margin-top:0px; margin-bottom:0px; margin-left:0px; margin-right:0px; -qt-block-indent:0; text-indent:0px;&quot;&gt;&lt;span style=&quot; font-family:'Courier New'; font-size:8pt;&quot;&gt;Copyright © 2015 - 2019 Archontis Politis, Anis A. Hireche, Christopher Robinson, et al. All rights reserved.&lt;/span&gt;&lt;/p&gt;
-&lt;p style=&quot;-qt-paragraph-type:empty; margin-top:0px; margin-bottom:12px; margin-left:0px; margin-right:0px; -qt-block-indent:0; text-indent:0px; font-family:'Courier New'; font-size:8pt;&quot;&gt;&lt;br /&gt;&lt;/p&gt;
-&lt;p style=&quot; margin-top:12px; margin-bottom:12px; margin-left:40px; margin-right:40px; -qt-block-indent:0; text-indent:0px;&quot;&gt;&lt;span style=&quot; font-size:8pt;&quot;&gt;Portions of this software are licensed under the BSD 3-Clause license.&lt;/span&gt;&lt;/p&gt;
-&lt;p style=&quot; margin-top:12px; margin-bottom:12px; margin-left:40px; margin-right:40px; -qt-block-indent:0; text-indent:0px;&quot;&gt;&lt;span style=&quot; font-size:8pt;&quot;&gt;Copyright © 2015, Archontis Politis. Copyright © 2019, Anis A. Hireche. Copyright © 2019, Christopher Robinson.&lt;/span&gt;&lt;/p&gt;
-&lt;p style=&quot; margin-top:12px; margin-bottom:12px; margin-left:40px; margin-right:40px; -qt-block-indent:0; text-indent:0px;&quot;&gt;&lt;span style=&quot; font-size:8pt;&quot;&gt;All rights reserved.&lt;/span&gt;&lt;/p&gt;
-&lt;p style=&quot; margin-top:12px; margin-bottom:12px; margin-left:40px; margin-right:40px; -qt-block-indent:0; text-indent:0px;&quot;&gt;&lt;span style=&quot; font-size:8pt;&quot;&gt;Redistribution and use in source and binary forms, with or without modification, are permitted provided that the following conditions are met:&lt;/span&gt;&lt;/p&gt;
-&lt;ul style=&quot;margin-top: 0px; margin-bottom: 0px; margin-left: 0px; margin-right: 0px; -qt-list-indent: 1;&quot;&gt;&lt;li style=&quot; font-size:8pt;&quot; style=&quot; margin-top:12px; margin-bottom:0px; margin-left:40px; margin-right:40px; -qt-block-indent:0; text-indent:0px;&quot;&gt;Redistributions of source code must retain the above copyright notice, this list of conditions and the following disclaimer.&lt;/li&gt;
-&lt;li style=&quot; font-size:8pt;&quot; style=&quot; margin-top:0px; margin-bottom:0px; margin-left:40px; margin-right:40px; -qt-block-indent:0; text-indent:0px;&quot;&gt;Redistributions in binary form must reproduce the above copyright notice, this list of conditions and the following disclaimer in the documentation and/or other materials provided with the distribution.&lt;/li&gt;
-&lt;li style=&quot; font-size:8pt;&quot; style=&quot; margin-top:0px; margin-bottom:12px; margin-left:40px; margin-right:40px; -qt-block-indent:0; text-indent:0px;&quot;&gt;Neither the name of Spherical-Harmonic-Transform nor the names of its contributors may be used to endorse or promote products derived from this software without specific prior written permission. &lt;/li&gt;&lt;/ul&gt;
-&lt;p style=&quot; margin-top:12px; margin-bottom:12px; margin-left:40px; margin-right:40px; -qt-block-indent:0; text-indent:0px;&quot;&gt;&lt;span style=&quot; font-size:8pt;&quot;&gt;THIS SOFTWARE IS PROVIDED BY THE COPYRIGHT HOLDERS AND CONTRIBUTORS &amp;quot;AS IS&amp;quot; AND ANY EXPRESS OR IMPLIED WARRANTIES, INCLUDING, BUT NOT LIMITED TO, THE IMPLIED WARRANTIES OF MERCHANTABILITY AND FITNESS FOR A PARTICULAR PURPOSE ARE DISCLAIMED. IN NO EVENT SHALL THE COPYRIGHT HOLDER OR CONTRIBUTORS BE LIABLE FOR ANY DIRECT, INDIRECT, INCIDENTAL, SPECIAL, EXEMPLARY, OR CONSEQUENTIAL DAMAGES (INCLUDING, BUT NOT LIMITED TO, PROCUREMENT OF SUBSTITUTE GOODS OR SERVICES; LOSS OF USE, DATA, OR PROFITS; OR BUSINESS INTERRUPTION) HOWEVER CAUSED AND ON ANY THEORY OF LIABILITY, WHETHER IN CONTRACT, STRICT LIABILITY, OR TORT (INCLUDING NEGLIGENCE OR OTHERWISE) ARISING IN ANY WAY OUT OF THE USE OF THIS SOFTWARE, EVEN IF ADVISED OF THE POSSIBILITY OF SUCH DAMAGE.&lt;/span&gt;&lt;/p&gt;
+&lt;p style=&quot; margin-top:12px; margin-bottom:0px; margin-left:0px; margin-right:0px; -qt-block-indent:0; text-indent:0px;&quot;&gt;&lt;span style=&quot; font-family:'Courier New';&quot;&gt;OpenAL Soft&lt;/span&gt;&lt;/p&gt;
+&lt;p style=&quot; margin-top:0px; margin-bottom:0px; margin-left:0px; margin-right:0px; -qt-block-indent:0; text-indent:0px;&quot;&gt;&lt;span style=&quot; font-family:'Courier New';&quot;&gt;----------------------------------&lt;/span&gt;&lt;/p&gt;
+&lt;p style=&quot; margin-top:0px; margin-bottom:0px; margin-left:0px; margin-right:0px; -qt-block-indent:0; text-indent:0px;&quot;&gt;&lt;span style=&quot; font-family:'Courier New';&quot;&gt;Copyright © 2015 - 2019 Archontis Politis, Anis A. Hireche, Christopher Robinson, et al. All rights reserved.&lt;/span&gt;&lt;/p&gt;
+&lt;p style=&quot;-qt-paragraph-type:empty; margin-top:0px; margin-bottom:12px; margin-left:0px; margin-right:0px; -qt-block-indent:0; text-indent:0px; font-family:'Courier New';&quot;&gt;&lt;br /&gt;&lt;/p&gt;
+&lt;p style=&quot; margin-top:12px; margin-bottom:12px; margin-left:40px; margin-right:40px; -qt-block-indent:0; text-indent:0px;&quot;&gt;Portions of this software are licensed under the BSD 3-Clause license.&lt;/p&gt;
+&lt;p style=&quot; margin-top:12px; margin-bottom:12px; margin-left:40px; margin-right:40px; -qt-block-indent:0; text-indent:0px;&quot;&gt;Copyright © 2015, Archontis Politis. Copyright © 2019, Anis A. Hireche. Copyright © 2019, Christopher Robinson.&lt;/p&gt;
+&lt;p style=&quot; margin-top:12px; margin-bottom:12px; margin-left:40px; margin-right:40px; -qt-block-indent:0; text-indent:0px;&quot;&gt;All rights reserved.&lt;/p&gt;
+&lt;p style=&quot; margin-top:12px; margin-bottom:12px; margin-left:40px; margin-right:40px; -qt-block-indent:0; text-indent:0px;&quot;&gt;Redistribution and use in source and binary forms, with or without modification, are permitted provided that the following conditions are met:&lt;/p&gt;
+&lt;ul style=&quot;margin-top: 0px; margin-bottom: 0px; margin-left: 0px; margin-right: 0px; -qt-list-indent: 1;&quot;&gt;&lt;li style=&quot; margin-top:12px; margin-bottom:0px; margin-left:40px; margin-right:40px; -qt-block-indent:0; text-indent:0px;&quot;&gt;Redistributions of source code must retain the above copyright notice, this list of conditions and the following disclaimer.&lt;/li&gt;
+&lt;li style=&quot; margin-top:0px; margin-bottom:0px; margin-left:40px; margin-right:40px; -qt-block-indent:0; text-indent:0px;&quot;&gt;Redistributions in binary form must reproduce the above copyright notice, this list of conditions and the following disclaimer in the documentation and/or other materials provided with the distribution.&lt;/li&gt;
+&lt;li style=&quot; margin-top:0px; margin-bottom:12px; margin-left:40px; margin-right:40px; -qt-block-indent:0; text-indent:0px;&quot;&gt;Neither the name of Spherical-Harmonic-Transform nor the names of its contributors may be used to endorse or promote products derived from this software without specific prior written permission. &lt;/li&gt;&lt;/ul&gt;
+&lt;p style=&quot; margin-top:12px; margin-bottom:12px; margin-left:40px; margin-right:40px; -qt-block-indent:0; text-indent:0px;&quot;&gt;THIS SOFTWARE IS PROVIDED BY THE COPYRIGHT HOLDERS AND CONTRIBUTORS &amp;quot;AS IS&amp;quot; AND ANY EXPRESS OR IMPLIED WARRANTIES, INCLUDING, BUT NOT LIMITED TO, THE IMPLIED WARRANTIES OF MERCHANTABILITY AND FITNESS FOR A PARTICULAR PURPOSE ARE DISCLAIMED. IN NO EVENT SHALL THE COPYRIGHT HOLDER OR CONTRIBUTORS BE LIABLE FOR ANY DIRECT, INDIRECT, INCIDENTAL, SPECIAL, EXEMPLARY, OR CONSEQUENTIAL DAMAGES (INCLUDING, BUT NOT LIMITED TO, PROCUREMENT OF SUBSTITUTE GOODS OR SERVICES; LOSS OF USE, DATA, OR PROFITS; OR BUSINESS INTERRUPTION) HOWEVER CAUSED AND ON ANY THEORY OF LIABILITY, WHETHER IN CONTRACT, STRICT LIABILITY, OR TORT (INCLUDING NEGLIGENCE OR OTHERWISE) ARISING IN ANY WAY OUT OF THE USE OF THIS SOFTWARE, EVEN IF ADVISED OF THE POSSIBILITY OF SUCH DAMAGE.&lt;/p&gt;
 &lt;hr /&gt;
-&lt;h4 style=&quot; margin-top:12px; margin-bottom:12px; margin-left:0px; margin-right:0px; -qt-block-indent:0; text-indent:0px;&quot;&gt;&lt;a name=&quot;licensing--legalese&quot;&gt;&lt;/a&gt;&lt;span style=&quot; font-size:8pt; font-weight:600;&quot;&gt;L&lt;/span&gt;&lt;span style=&quot; font-size:8pt; font-weight:600;&quot;&gt;icensing &amp;amp; Legalese&lt;/span&gt;&lt;/h4&gt;
-&lt;p style=&quot; margin-top:12px; margin-bottom:12px; margin-left:0px; margin-right:0px; -qt-block-indent:0; text-indent:0px;&quot;&gt;&lt;span style=&quot; font-size:8pt;&quot;&gt;Please see the &lt;/span&gt;&lt;a href=&quot;https://code.gekkofyre.io/amateur-radio/small-world-deluxe/-/blob/develop/LICENSE&quot;&gt;&lt;span style=&quot; font-size:8pt; text-decoration: underline; color:#007af4;&quot;&gt;LICENSE&lt;/span&gt;&lt;/a&gt;&lt;span style=&quot; font-size:8pt;&quot;&gt; file within our GitLab repository for all licensing and legal matters.&lt;/span&gt;&lt;/p&gt;
-&lt;p style=&quot; margin-top:12px; margin-bottom:12px; margin-left:0px; margin-right:0px; -qt-block-indent:0; text-indent:0px;&quot;&gt;&lt;span style=&quot; font-size:8pt;&quot;&gt; &lt;/span&gt;&lt;/p&gt;&lt;/body&gt;&lt;/html&gt;</string>
+&lt;h4 style=&quot; margin-top:12px; margin-bottom:12px; margin-left:0px; margin-right:0px; -qt-block-indent:0; text-indent:0px;&quot;&gt;&lt;a name=&quot;licensing--legalese&quot;&gt;&lt;/a&gt;&lt;span style=&quot; font-size:medium; font-weight:700;&quot;&gt;L&lt;/span&gt;&lt;span style=&quot; font-size:medium; font-weight:700;&quot;&gt;icensing &amp;amp; Legalese&lt;/span&gt;&lt;/h4&gt;
+&lt;p style=&quot; margin-top:12px; margin-bottom:12px; margin-left:0px; margin-right:0px; -qt-block-indent:0; text-indent:0px;&quot;&gt;Please see the &lt;a href=&quot;https://code.gekkofyre.io/amateur-radio/small-world-deluxe/-/blob/develop/LICENSE&quot;&gt;&lt;span style=&quot; text-decoration: underline; color:#007af4;&quot;&gt;LICENSE&lt;/span&gt;&lt;/a&gt; file within our GitLab repository for all licensing and legal matters.&lt;/p&gt;
+&lt;p style=&quot; margin-top:12px; margin-bottom:12px; margin-left:0px; margin-right:0px; -qt-block-indent:0; text-indent:0px;&quot;&gt; &lt;/p&gt;&lt;/body&gt;&lt;/html&gt;</string>
                </property>
                <property name="textInteractionFlags">
                 <set>Qt::LinksAccessibleByKeyboard|Qt::LinksAccessibleByMouse|Qt::TextBrowserInteraction|Qt::TextSelectableByKeyboard|Qt::TextSelectableByMouse</set>
```
Left out of the diff: 4 changed lines with no effect on the pictures. The commit also changes 18 other files.
